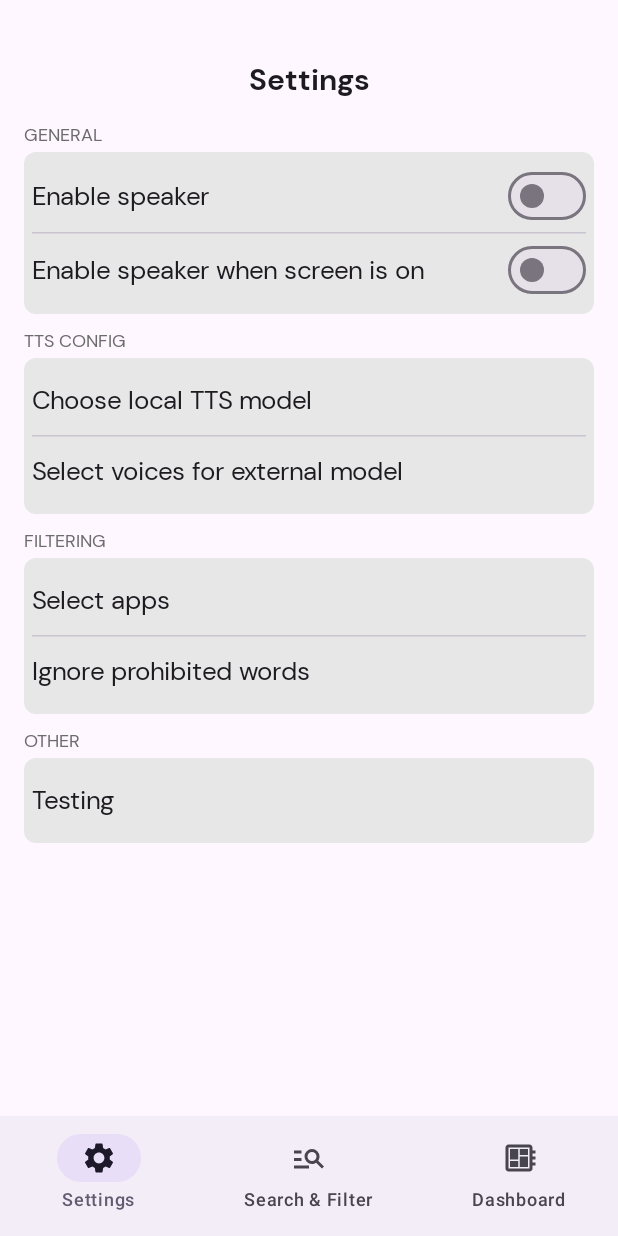
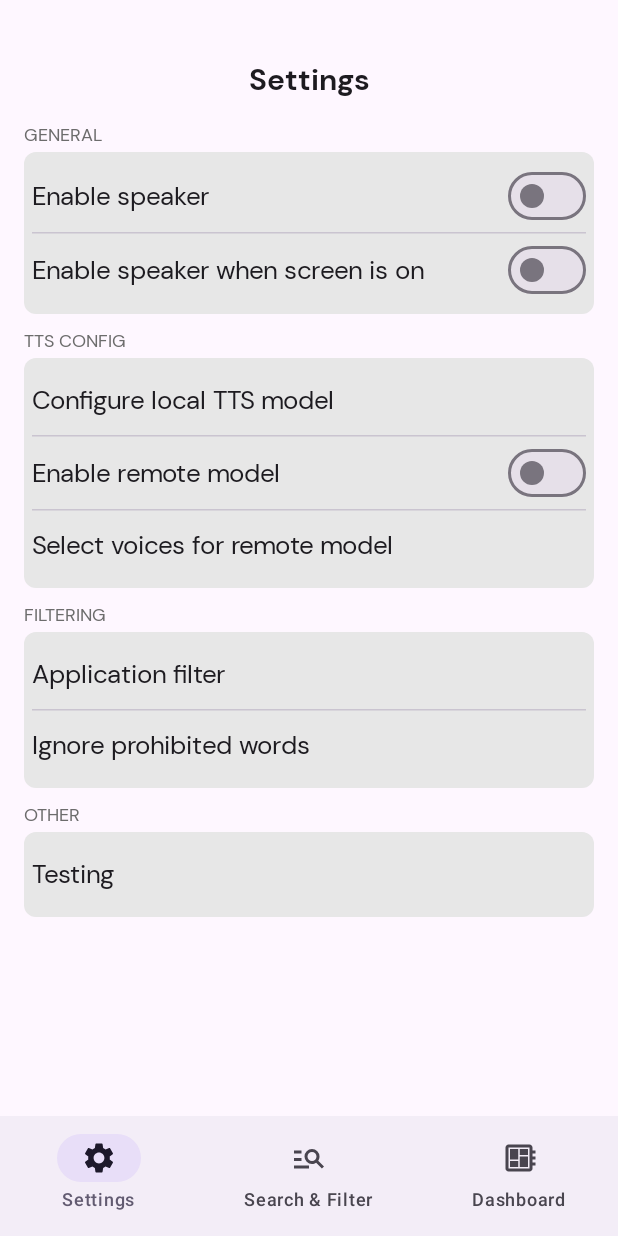
Before and after one commit to dangnguyen2910/NotifTS, an Android app built with Jetpack Compose: the screen it shows after launch (MainActivity), on a phone screen of 412 x 824 dp. Run offline under Robolectric (Android 15) with nearby library versions, the light colour scheme and no system bars; our stand-ins replace Dagger/Hilt's generated code, Room's generated code; 27 statements that could not run were skipped.

Commit message:
feat: implement button to toggle using remote model

```diff
--- a/app/src/main/java/usth/intern/notifts/data/PreferenceDataStore.kt
+++ b/app/src/main/java/usth/intern/notifts/data/PreferenceDataStore.kt
@@ -16,4 +16,4 @@ val ENGLISH_VOICE = stringPreferencesKey("english_voice")
 val FRENCH_VOICE = stringPreferencesKey("french_voice")
 val IS_FIRST_TIME = booleanPreferencesKey("is_first_time")
 val PREVIOUS_NOTIFICATION_TEXT = stringPreferencesKey("previous_notification_text")
-val IS_REMOTE_MODEL_ALLOWED = booleanPreferencesKey("is_remote_model_allowed")
+val IS_REMOTE_MODEL_ENABLED = booleanPreferencesKey("is_remote_model_enabled")
--- a/app/src/main/java/usth/intern/notifts/data/repository/PreferenceRepository.kt
+++ b/app/src/main/java/usth/intern/notifts/data/repository/PreferenceRepository.kt
@@ -10,7 +10,7 @@ import usth.intern.notifts.data.ENGLISH_VOICE
 import usth.intern.notifts.data.FRENCH_VOICE
 import usth.intern.notifts.data.IS_ACTIVATED
 import usth.intern.notifts.data.IS_FIRST_TIME
-import usth.intern.notifts.data.IS_REMOTE_MODEL_ALLOWED
+import usth.intern.notifts.data.IS_REMOTE_MODEL_ENABLED
 import usth.intern.notifts.data.NOTIFICATION_IS_SHOWN
 import usth.intern.notifts.data.PREVIOUS_NOTIFICATION_TEXT
 import usth.intern.notifts.data.SPEAKER_IS_ENABLED_WHEN_DND_ON
@@ -42,21 +42,16 @@ class PreferenceRepository @Inject constructor(
             value[NOTIFICATION_IS_SHOWN] ?: true
         }
 
-    val isRemoteModelAllowed: Flow<Boolean> = dataStore.data.map {
-        it[IS_REMOTE_MODEL_ALLOWED] ?: false
+    val isRemoteModelEnabled: Flow<Boolean> = dataStore.data.map {
+        it[IS_REMOTE_MODEL_ENABLED] ?: false
     }
 
     val isFirstTime: Flow<Boolean> = dataStore.data.map {
         it[IS_FIRST_TIME] ?: true
     }
 
-
     val englishVoice: Flow<String> = dataStore.data.map { it[ENGLISH_VOICE] ?: "Heart (F)" }
     val frenchVoice: Flow<String> = dataStore.data.map { it[FRENCH_VOICE] ?: "Siwis (F)" }
-
-    val previousNotificationText: Flow<String> = dataStore.data.map {
-        it[PREVIOUS_NOTIFICATION_TEXT] ?: ""
-    }
 
     suspend fun updateActivationState(isActivated: Boolean) {
         dataStore.edit { preferences ->
@@ -90,11 +85,7 @@ class PreferenceRepository @Inject constructor(
         dataStore.edit { it[IS_FIRST_TIME] = false }
     }
 
-    suspend fun updatePreviousNotificationText(text: String) {
-        dataStore.edit { it[PREVIOUS_NOTIFICATION_TEXT] = text}
-    }
-
-    suspend fun setRemoteModelAllowed(value: Boolean) {
-        dataStore.edit { it[IS_REMOTE_MODEL_ALLOWED] = value }
+    suspend fun setRemoteModelEnabled(value: Boolean) {
+        dataStore.edit { it[IS_REMOTE_MODEL_ENABLED] = value }
     }
 }
--- a/app/src/main/java/usth/intern/notifts/domain/Controller.kt
+++ b/app/src/main/java/usth/intern/notifts/domain/Controller.kt
@@ -13,7 +13,7 @@ class Controller @Inject constructor(
     @ApplicationContext private val context: Context,
 ) {
     suspend fun getModelDecision(language: Language) : ModelDecision {
-        val isRemoteModelAllowed = preferenceRepository.isRemoteModelAllowed.first()
+        val isRemoteModelAllowed = preferenceRepository.isRemoteModelEnabled.first()
         val hasInternetConnection = hasInternetConnection(context)
         val isLanguageSupported = language == Language.ENGLISH || language == Language.FRENCH
 
--- a/app/src/main/java/usth/intern/notifts/ui/settings/SettingsScreen.kt
+++ b/app/src/main/java/usth/intern/notifts/ui/settings/SettingsScreen.kt
@@ -58,19 +58,25 @@ fun SettingsScreen(
 
         OptionBlock("TTS CONFIG") {
             Option(
-                optionName = "Choose local TTS model",
+                optionName = "Configure local TTS model",
                 functionality = { settingsViewModel.chooseLocalTtsModel() }
             )
             HorizontalDivider()
+            OptionWithSwitch(
+                optionName = "Enable remote model",
+                isActivated = uiState.isRemoteModelEnabled,
+                activateFunction = { settingsViewModel.onEnableRemoteModelSwitchToggled() }
+            )
+            HorizontalDivider()
             Option(
-                optionName = "Select voices for external model",
+                optionName = "Select voices for remote model",
                 functionality = { settingsViewModel.onClickVoiceSelection() }
             )
         }
 
         OptionBlock("FILTERING") {
             Option(
-                optionName = "Select apps",
+                optionName = "Application filter",
                 functionality = { onClickAppList() }
             )
             HorizontalDivider()
--- a/app/src/main/java/usth/intern/notifts/ui/settings/SettingsUiState.kt
+++ b/app/src/main/java/usth/intern/notifts/ui/settings/SettingsUiState.kt
@@ -5,6 +5,7 @@ data class SettingsUiState(
     val speakerIsEnabledWhenScreenOn: Boolean,
     val speakerIsEnabledWhenDndOn: Boolean,
     val notificationIsShown: Boolean,
+    val isRemoteModelEnabled: Boolean,
     val showVoiceDialog: Boolean = false,
     val englishVoiceList: List<String> = listOf("Heart (F)", "Bella (F)"),
     val currentEnglishVoice: String,
--- a/app/src/main/java/usth/intern/notifts/ui/settings/SettingsViewModel.kt
+++ b/app/src/main/java/usth/intern/notifts/ui/settings/SettingsViewModel.kt
@@ -33,6 +33,7 @@ class SettingsViewModel @Inject constructor(
     private var speakerIsEnabledWhenScreenOn: Boolean = false
     private var speakerIsEnabledWhenDndOn: Boolean = false
     private var notificationIsShown: Boolean = false
+    private var isRemoteModelEnabled = false
     private lateinit var currentEnglishVoice: String
     private lateinit var currentFrenchVoice: String
 
@@ -52,6 +53,7 @@ class SettingsViewModel @Inject constructor(
                     .first()
                 currentEnglishVoice = preferenceRepository.englishVoice.first()
                 currentFrenchVoice = preferenceRepository.frenchVoice.first()
+                isRemoteModelEnabled = preferenceRepository.isRemoteModelEnabled.first()
             }
         }
     }
@@ -61,9 +63,10 @@ class SettingsViewModel @Inject constructor(
         isActivated = isActivated,
         speakerIsEnabledWhenScreenOn = speakerIsEnabledWhenScreenOn,
         speakerIsEnabledWhenDndOn = speakerIsEnabledWhenDndOn,
+        isRemoteModelEnabled = isRemoteModelEnabled,
         notificationIsShown = notificationIsShown,
         currentEnglishVoice = currentEnglishVoice,
-        currentFrenchVoice = currentFrenchVoice
+        currentFrenchVoice = currentFrenchVoice,
     )
     private val _uiState = MutableStateFlow(settingsUiState)
     val uiState: StateFlow<SettingsUiState> = _uiState.asStateFlow()
@@ -181,4 +184,12 @@ class SettingsViewModel @Inject constructor(
         _uiState.update { it.copy(testNotificationTitle = content.first, testNotificationText = content.second) }
         _shouldPushNotification.value = Unit
     }
+
+    fun onEnableRemoteModelSwitchToggled() {
+        Log.d("SettingsViewModel", "Toggle the Enable Remote Model Switch.")
+        _uiState.update { it.copy(isRemoteModelEnabled = !_uiState.value.isRemoteModelEnabled)}
+        viewModelScope.launch {
+            preferenceRepository.setRemoteModelEnabled(_uiState.value.isRemoteModelEnabled)
+        }
+    }
 }
```
